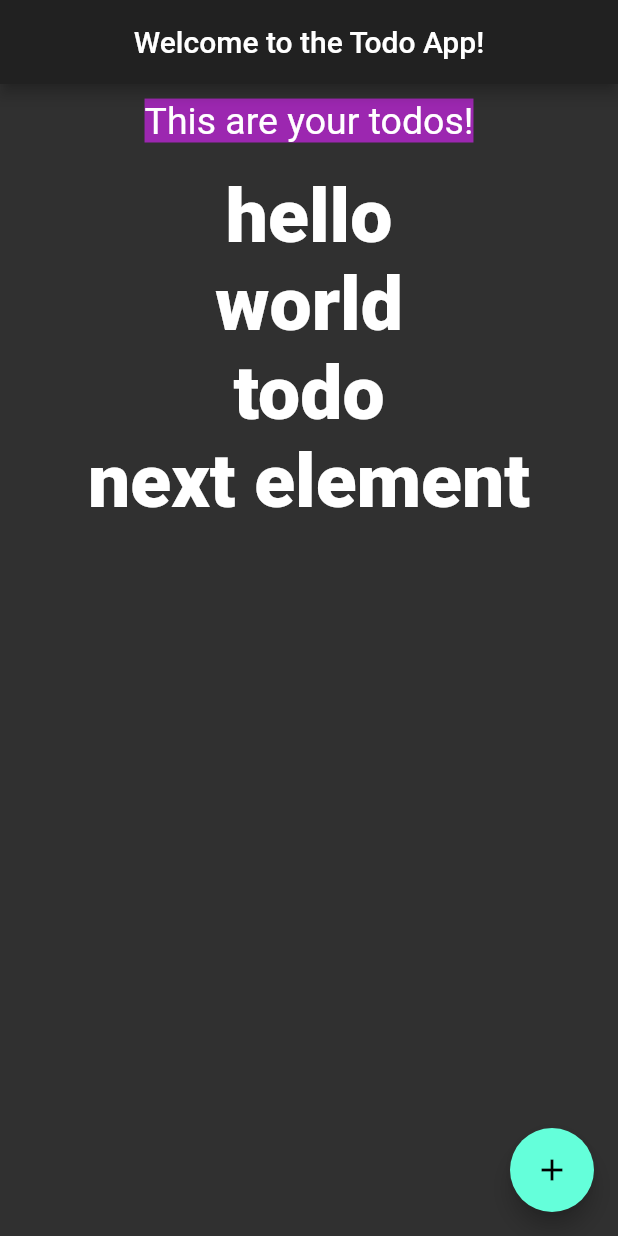
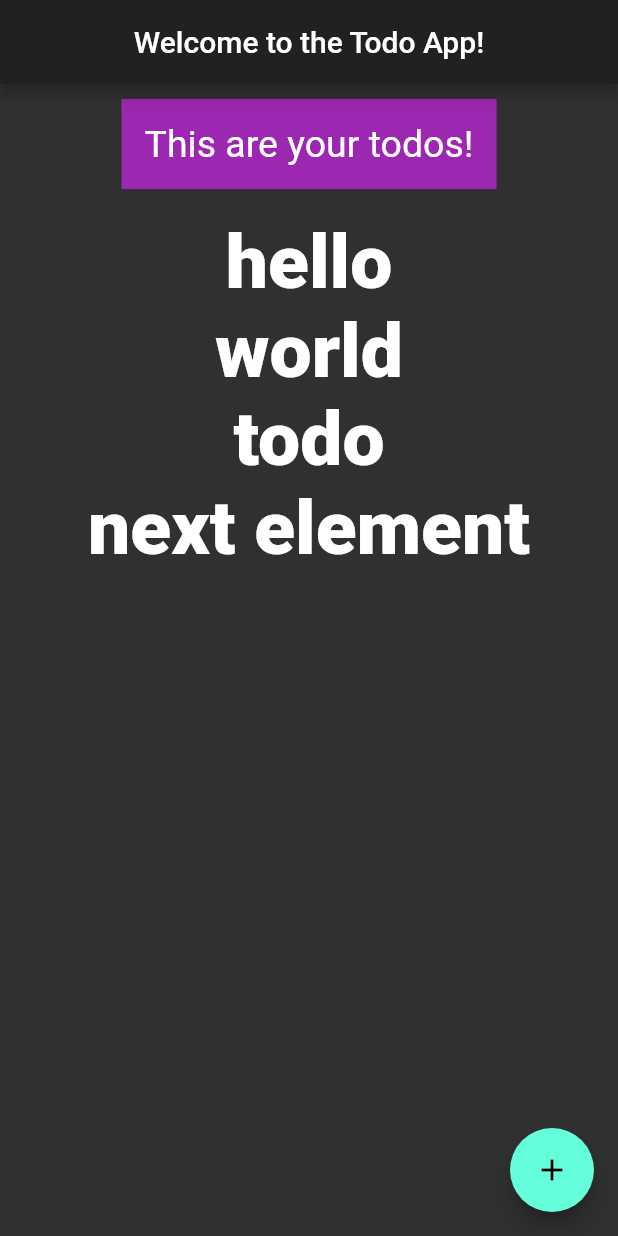
Before and after one commit to SzymanskiFilip/flutter-todo-app, a Flutter app: the screen it shows after launch, on a phone screen of 412 x 824 dp. Run offline on Flutter 3.47's test engine with Material 2 defaults, Android fonts, the phone set to English and light mode, and no system bars.

Commit message:
put the Text into a center and a container

```diff
--- a/todo/lib/main.dart
+++ b/todo/lib/main.dart
@@ -24,12 +24,18 @@ class Todo extends StatelessWidget {
             Center(
               child: Padding(
                 padding: EdgeInsets.fromLTRB(0, 10, 0, 0),
-                child: Text(
-                  "This are your todos!",
-                  style: TextStyle(
-                    fontWeight: FontWeight.w400,
-                    fontSize: 25,
-                    backgroundColor: Colors.purple,
+                child: Container(
+                  color: Colors.purple,
+                  width: 250,
+                  height: 60,
+                  child: Center(
+                    child: Text(
+                      "This are your todos!",
+                      style: TextStyle(
+                        fontWeight: FontWeight.w400,
+                        fontSize: 25,
+                      ),
+                    ),
                   ),
                 ),
               ),
```
